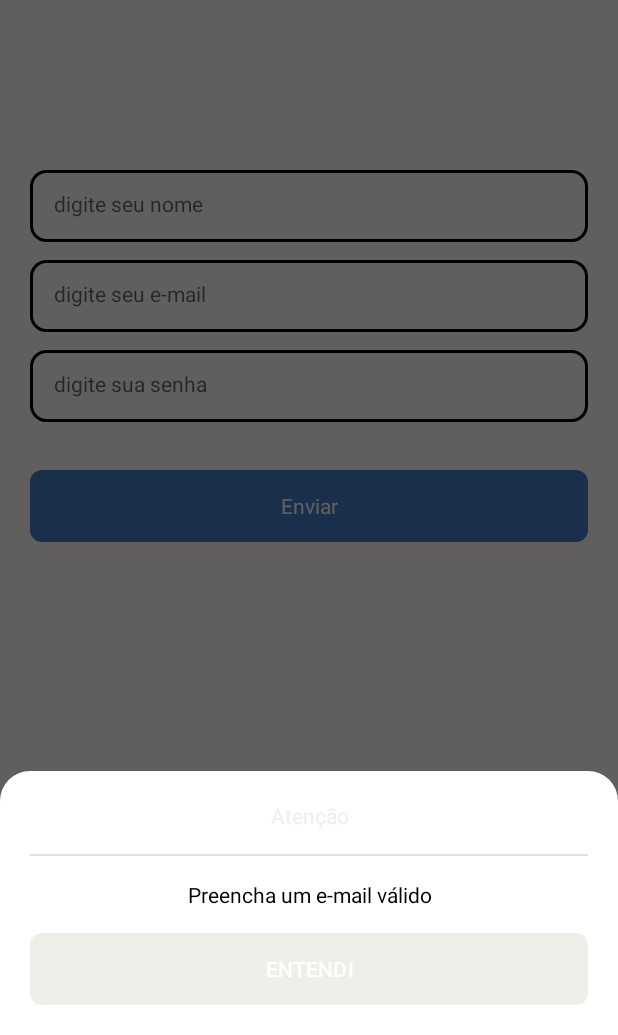
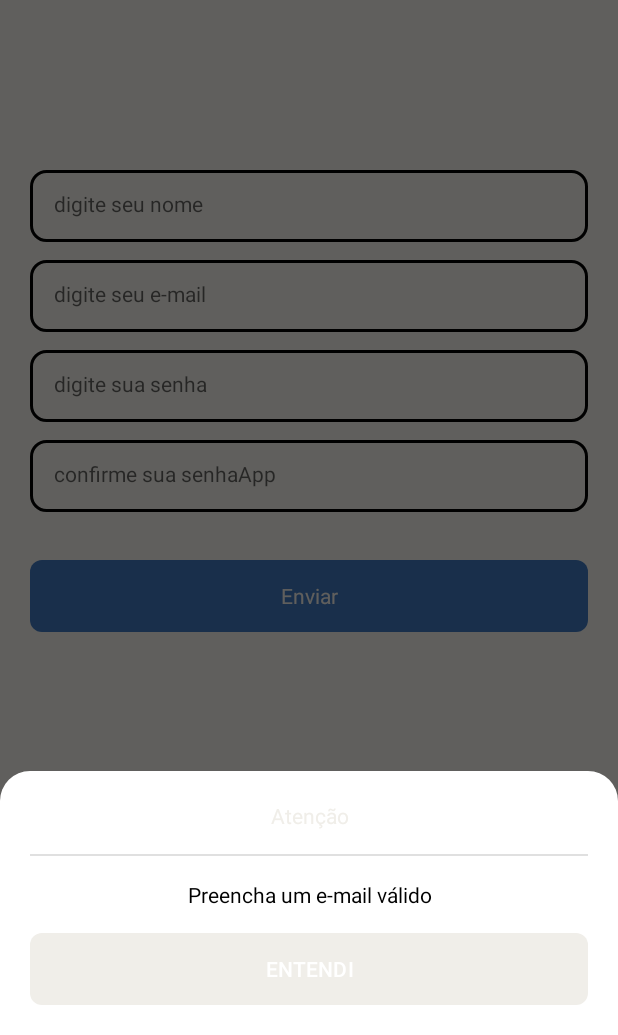
Before and after one commit to Eduardo-D-A/Kanbam, an Android app: the RegisterFragment screen opened through its navigation route, after a tap on "Enviar", on a phone screen of 412 x 824 dp, the part 201-1236 px from its top. Run offline under Robolectric (Android 15) with nearby library versions, the phone set to English and light mode, and no system bars; 1 statement that could not run was skipped.

Commit message:
App finalizado V2

```diff
--- a/app/src/main/java/com/eduardo/task/ui/auth/RegisterFragment.kt
+++ b/app/src/main/java/com/eduardo/task/ui/auth/RegisterFragment.kt
@@ -46,12 +46,18 @@ class RegisterFragment : Fragment() {
 
     private fun validateDate() {
         val email = binding.email.text.toString().trim()
-        val senha = binding.Senha.text.toString().trim()
+        val senha = binding.Senha.text.toString()
+        val confir = binding.confirmaSenha.text.toString()
 
         if (email.isNotBlank()){
             if (senha.isNotBlank()) {
-                Toast.makeText(requireContext(), "Tudo Ok!", Toast.LENGTH_SHORT).show()
-                findNavController().navigate(R.id.action_registerFragment_to_loginFragment2)
+                if (senha.contentEquals(confir)){
+                    Toast.makeText(requireContext(), "Conta criada!\nConfirme seu email", Toast.LENGTH_SHORT).show()
+                    findNavController().navigate(R.id.action_registerFragment_to_loginFragment2)
+                }
+                else {
+                    showBottomSheet(message = getString(R.string.password_differ_register_fragment))
+                }
             }
             else {
                 showBottomSheet(message = getString(R.string.password_empty_register_fragment))
--- a/app/src/main/res/layout/fragment_register.xml
+++ b/app/src/main/res/layout/fragment_register.xml
@@ -76,15 +76,25 @@
         app:layout_constraintTop_toBottomOf="@id/email"
         app:layout_constraintStart_toStartOf="@id/email"
         app:layout_constraintEnd_toEndOf="@id/email"/>
+    <EditText
+        android:id="@+id/confirmaSenha"
+        style="@style/EditTextTheme"
+        android:inputType="textPassword"
+        android:hint="confirme sua senhaApp"
+        android:layout_marginTop="12dp"
+        app:layout_constraintTop_toBottomOf="@id/Senha"
+        app:layout_constraintStart_toStartOf="@id/Senha"
+        app:layout_constraintEnd_toEndOf="@id/Senha"/>
+
 
     <com.google.android.material.button.MaterialButton
         android:id="@+id/buttonRegister"
         style="@style/ButtonTheme"
         android:text="Enviar"
         android:layout_marginTop="32dp"
-        app:layout_constraintTop_toBottomOf="@id/Senha"
-        app:layout_constraintStart_toStartOf="@id/Senha"
-        app:layout_constraintEnd_toEndOf="@id/Senha"/>
+        app:layout_constraintTop_toBottomOf="@id/confirmaSenha"
+        app:layout_constraintStart_toStartOf="@id/confirmaSenha"
+        app:layout_constraintEnd_toEndOf="@id/confirmaSenha"/>
 
     <ProgressBar
         android:id="@+id/progress"
--- a/app/src/main/res/values/strings.xml
+++ b/app/src/main/res/values/strings.xml
@@ -13,6 +13,7 @@
 
     <string name="email_empty_register_fragment">Preencha um e-mail válido</string>
     <string name="password_empty_register_fragment">Preencha uma senha</string>
+    <string name="password_differ_register_fragment">As senhas digitadas diferem</string>
 
     <string name="description_empty_form_task_fragment">Preencha uma descrição!</string>
 </resources>
```
